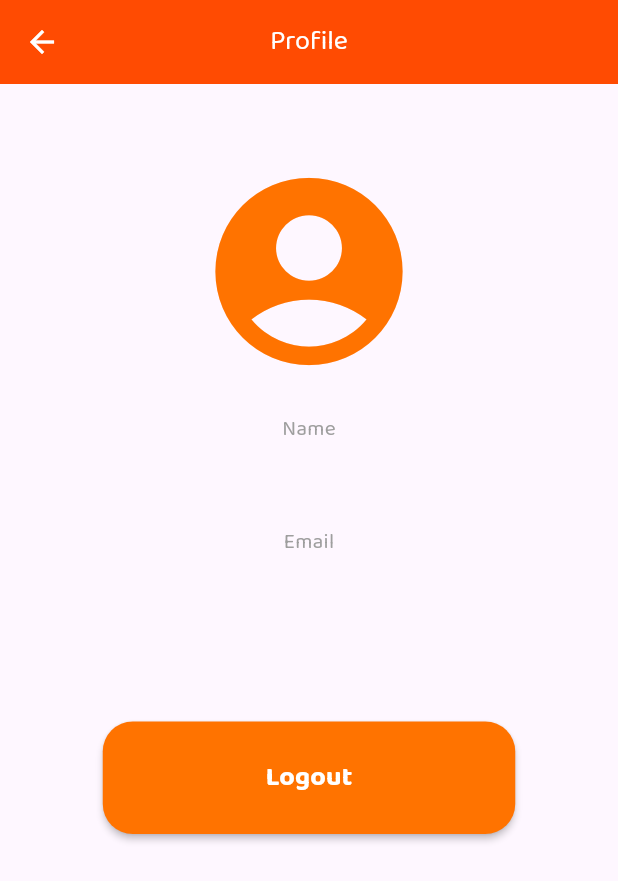
After one commit to lansoyyy/dog_classification_app, a Flutter app: the HomeScreen screen opened directly, after a tap on "Profile", on a phone screen of 412 x 824 dp. The commit adds this screen. Shown: the top 881 px of the screen. Run offline on Flutter 3.47's test engine with Material 3 defaults, Android fonts, the phone set to English and light mode, and no system bars; our stand-ins replace cloud_firestore, firebase_auth, firebase_core, fluttertoast, image_picker; missing offline and left inert: tflite_v2; accounts and stored records are empty.

Commit message:
added profile screen

```diff
--- a/lib/screens/home_screen.dart
+++ b/lib/screens/home_screen.dart
@@ -1,6 +1,7 @@
 import 'package:dog_classification_app/screens/auth/login_screen.dart';
 import 'package:dog_classification_app/screens/breed_screen.dart';
 import 'package:dog_classification_app/screens/details_screen.dart';
+import 'package:dog_classification_app/screens/profile_screen.dart';
 import 'package:dog_classification_app/widgets/button_widget.dart';
 import 'package:dog_classification_app/widgets/logout_widget.dart';
 import 'package:dog_classification_app/widgets/text_widget.dart';
@@ -68,6 +69,18 @@ class _HomeScreenState extends State<HomeScreen> {
             ButtonWidget(
               radius: 20,
               height: 75,
+              label: 'Profile',
+              onPressed: () {
+                Navigator.of(context).push(MaterialPageRoute(
+                    builder: (context) => const ProfileScreen()));
+              },
+            ),
+            const SizedBox(
+              height: 30,
+            ),
+            ButtonWidget(
+              radius: 20,
+              height: 75,
               label: 'Help',
               onPressed: () {
                 showHelp();
--- /dev/null
+++ b/lib/screens/profile_screen.dart
@@ -0,0 +1,99 @@
+import 'package:cloud_firestore/cloud_firestore.dart';
+import 'package:dog_classification_app/screens/auth/login_screen.dart';
+import 'package:dog_classification_app/utils/colors.dart';
+import 'package:dog_classification_app/utils/const.dart';
+import 'package:dog_classification_app/widgets/button_widget.dart';
+import 'package:dog_classification_app/widgets/logout_widget.dart';
+import 'package:dog_classification_app/widgets/text_widget.dart';
+import 'package:flutter/material.dart';
+
+class ProfileScreen extends StatelessWidget {
+  const ProfileScreen({super.key});
+
+  @override
+  Widget build(BuildContext context) {
+    return Scaffold(
+      appBar: AppBar(
+        foregroundColor: Colors.white,
+        backgroundColor: primary,
+        title: TextWidget(
+          text: 'Profile',
+          fontSize: 18,
+          color: Colors.white,
+        ),
+        centerTitle: true,
+      ),
+      body: StreamBuilder<DocumentSnapshot>(
+          stream: FirebaseFirestore.instance
+              .collection('Users')
+              .doc(userId)
+              .snapshots(),
+          builder: (context, AsyncSnapshot<DocumentSnapshot> snapshot) {
+            if (!snapshot.hasData) {
+              return const Center(child: Text('Loading'));
+            } else if (snapshot.hasError) {
+              return const Center(child: Text('Something went wrong'));
+            } else if (snapshot.connectionState == ConnectionState.waiting) {
+              return const Center(child: CircularProgressIndicator());
+            }
+            dynamic data = snapshot.data;
+
+            return Center(
+              child: Column(
+                children: [
+                  const SizedBox(
+                    height: 50,
+                  ),
+                  const Icon(
+                    Icons.account_circle,
+                    size: 150,
+                    color: secondary,
+                  ),
+                  const SizedBox(
+                    height: 20,
+                  ),
+                  TextWidget(
+                    text: 'Name',
+                    fontSize: 14,
+                    fontFamily: 'Regular',
+                    color: Colors.grey,
+                  ),
+                  TextWidget(
+                    text: data['name'],
+                    fontSize: 24,
+                    fontFamily: 'Bold',
+                    color: Colors.black,
+                  ),
+                  const SizedBox(
+                    height: 20,
+                  ),
+                  TextWidget(
+                    text: 'Email',
+                    fontSize: 14,
+                    fontFamily: 'Regular',
+                    color: Colors.grey,
+                  ),
+                  TextWidget(
+                    text: data['email'],
+                    fontSize: 24,
+                    fontFamily: 'Bold',
+                    color: Colors.black,
+                  ),
+                  const SizedBox(
+                    height: 75,
+                  ),
+                  ButtonWidget(
+                    radius: 20,
+                    height: 75,
+                    label: 'Logout',
+                    onPressed: () {
+                      logout(context, const LoginScreen());
+                    },
+                  ),
+                ],
+              ),
+            );
+          }),
+    );
+  }
+}
```
